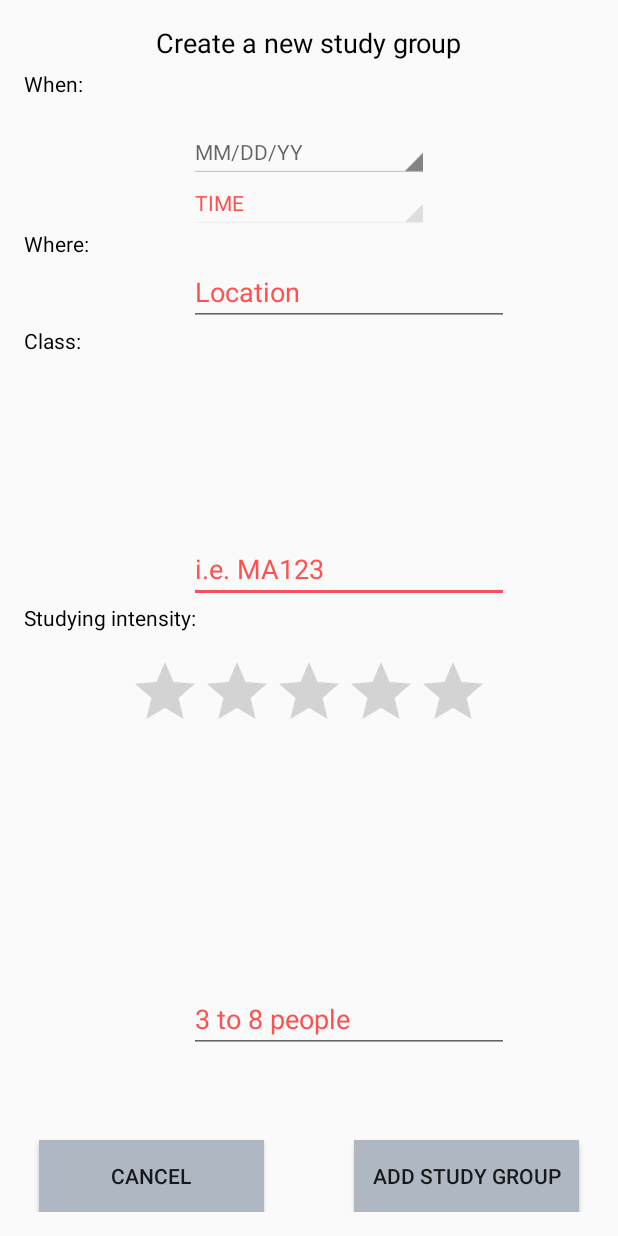
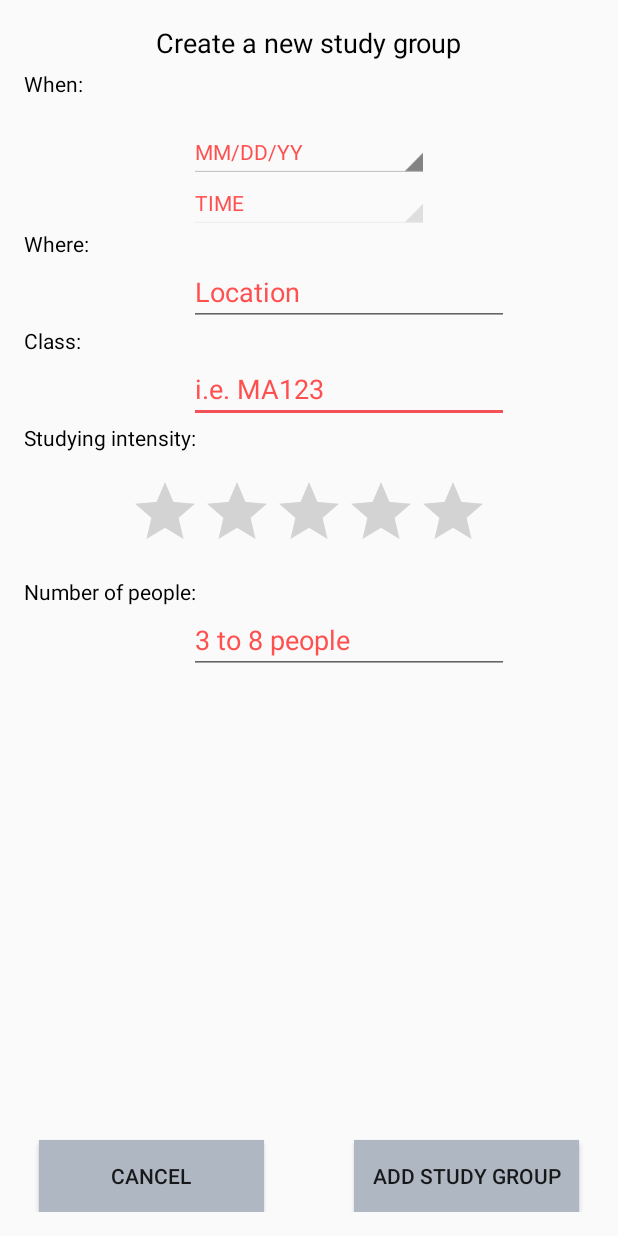
Before and after one commit to sshong19/bunch, an Android app: the PostActivity_2 screen opened directly, with no data from a screen before it, on a phone screen of 412 x 824 dp. Run offline under Robolectric (Android 15) with nearby library versions, the phone set to English and light mode, and no system bars; our stand-ins replace Firebase (no records; nobody signed in at launch, a user with empty details on screens opened directly).

Commit message:
Fixed text view on event creation page. Switched from hardcoded strings to strings referenced from strings.xml

```diff
--- a/Bunch_Git/app/src/main/res/layout/activity_post.xml
+++ b/Bunch_Git/app/src/main/res/layout/activity_post.xml
@@ -9,7 +9,6 @@
     android:paddingRight="@dimen/activity_horizontal_margin"
     android:paddingTop="@dimen/activity_vertical_margin"
     tools:context="com.appsco.bunch.PostActivity_2">
-
 
     <TextView
         android:text="@string/StudyGroupNew"
@@ -63,16 +62,7 @@
         android:layout_width="150dp"
         android:background="@color/buttonBackground" />
 
-    <TextView
-        android:text="Maximum People"
-        android:layout_width="wrap_content"
-        android:id="@+id/maxPeople"
-        android:fontFamily="sans-serif"
-        android:textColor="@android:color/black"
-        android:layout_alignBottom="@+id/ratingBar"
-        android:layout_alignStart="@+id/cancel"
-        android:layout_below="@+id/ratingBar"
-        android:layout_height="20dp" />
+
 
     <TextView
         android:text="@string/Intensity"
@@ -82,7 +72,8 @@
         android:fontFamily="sans-serif"
         android:textColor="@android:color/black"
         android:layout_centerVertical="true"
-        android:layout_alignParentStart="true" />
+        android:layout_alignParentStart="true"
+        android:layout_below="@id/editClass"/>
 
     <TextView
         android:text="@string/Where"
@@ -101,7 +92,7 @@
         android:id="@+id/editClass"
         android:hint="@string/ClassHint"
         android:textColorHint="@color/hintTextColor"
-        android:layout_above="@+id/studyingIntensity"
+        android:layout_below="@+id/whichClass"
         android:layout_alignStart="@+id/editMaxPeople" />
 
     <EditText
@@ -123,7 +114,8 @@
         android:ems="10"
         android:layout_marginTop="19dp"
         android:id="@+id/editDate"
-        android:hint="MM/DD/YY"
+        android:hint="@string/DatePrompt"
+        android:textColorHint="@color/hintTextColor"
         style="@android:style/Widget.Holo.Light.Spinner"
         android:layout_below="@+id/when"
         android:layout_alignStart="@+id/editTime" />
@@ -147,6 +139,19 @@
         android:layout_centerHorizontal="true"
         android:layout_marginTop="16dp" />
 
+    <TextView
+        android:text="@string/MaxPeople"
+        android:layout_width="wrap_content"
+        android:id="@+id/maxPeople"
+        android:fontFamily="sans-serif"
+        android:textColor="@android:color/black"
+        android:layout_alignStart="@+id/studyingIntensity"
+        android:layout_below="@+id/ratingBar"
+        android:layout_height="wrap_content"
+        android:layout_marginTop="10dp"
+        android:typeface="normal"
+        android:textAlignment="textStart" />
+
     <EditText
         android:layout_width="wrap_content"
         android:layout_height="wrap_content"
@@ -155,8 +160,8 @@
         android:id="@+id/editMaxPeople"
         android:hint="@string/PeopleHint"
         android:textColorHint="@color/hintTextColor"
-        android:layout_marginBottom="58dp"
-        android:layout_above="@+id/cancel"
+        android:layout_marginBottom="20dp"
+        android:layout_below="@+id/maxPeople"
         android:layout_alignStart="@+id/editLocation" />
 
 
--- a/Bunch_Git/app/src/main/res/values/strings.xml
+++ b/Bunch_Git/app/src/main/res/values/strings.xml
@@ -20,6 +20,7 @@
     <string name="Intensity">Studying intensity:</string>
     <string name="MaxPeople">Number of people:</string>
     <string name="PeopleHint">3 to 8 people</string>
+    <string name="DatePrompt">MM/DD/YY</string>
 
 
 </resources>
```
